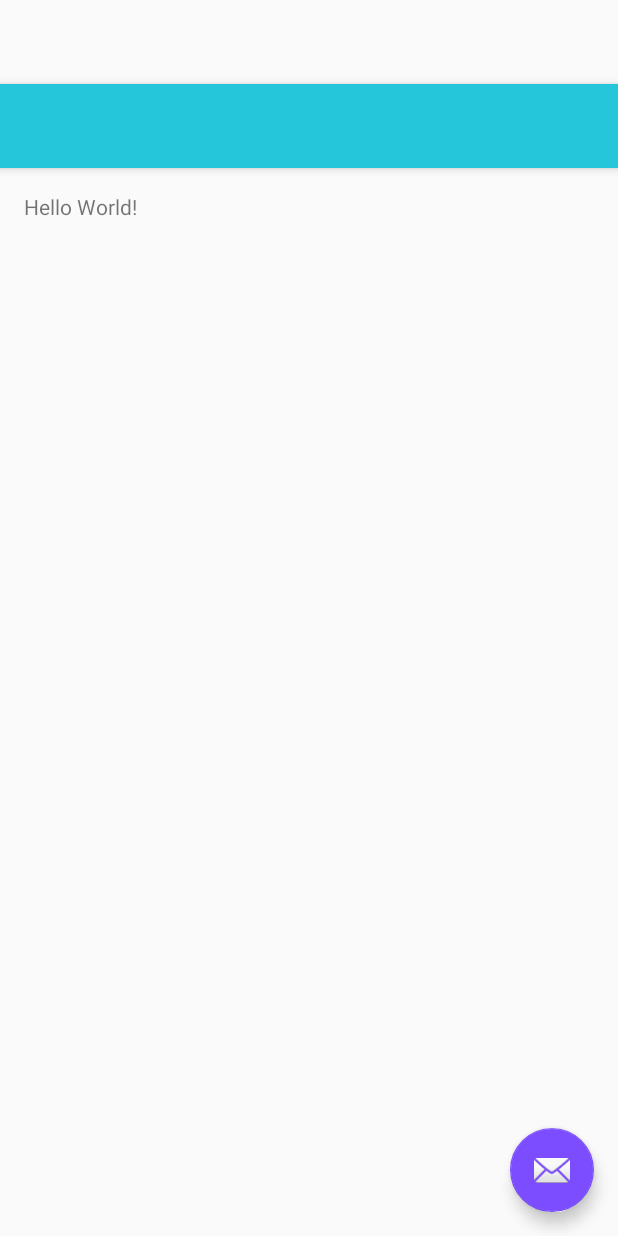
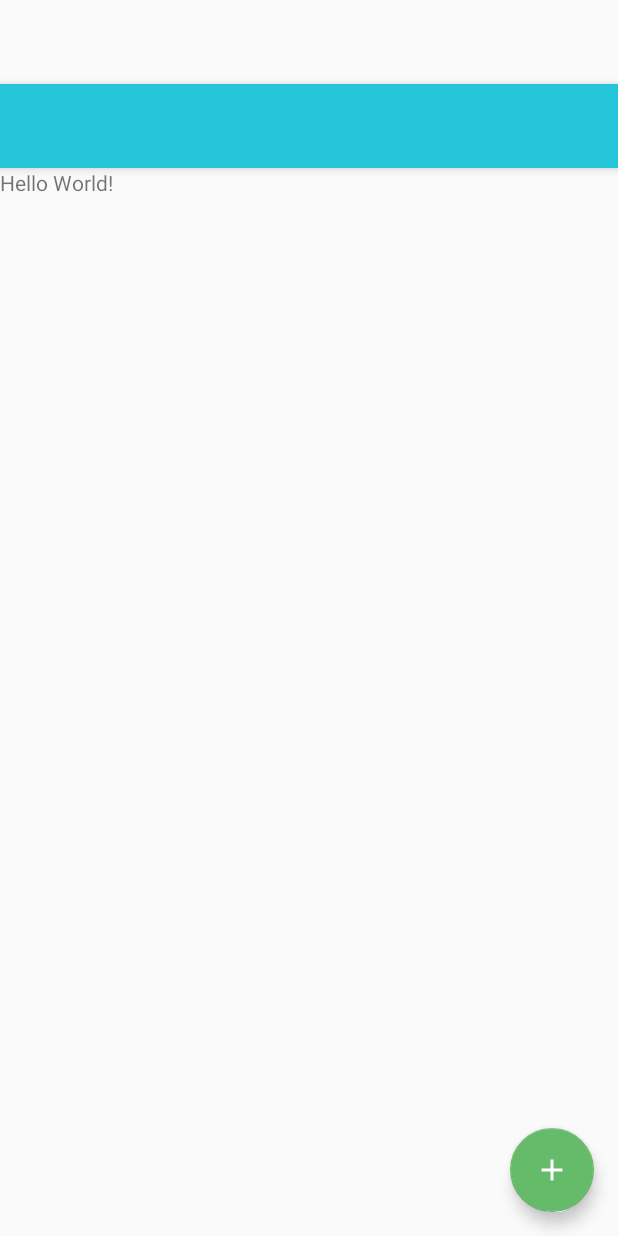
Before and after one commit to goinhasf/app_ibplanner, an Android app: the layout app_bar_main.xml on its own in the app's theme, with its tools: preview values and no code run, on a phone screen of 412 x 824 dp. Run offline under Robolectric (Android 15) with nearby library versions, the phone set to English and light mode, and no system bars.

Commit message:
Fix previous commit changes

```diff
--- a/ibstudyplanner/app/src/main/res/drawable/ic_add_black_24dp.xml
+++ b/ibstudyplanner/app/src/main/res/drawable/ic_add_black_24dp.xml
@@ -4,6 +4,6 @@
         android:viewportWidth="24.0"
         android:viewportHeight="24.0">
     <path
-        android:fillColor="#FF000000"
+        android:fillColor="@color/colorAddButFill"
         android:pathData="M19,13h-6v6h-2v-6H5v-2h6V5h2v6h6v2z"/>
 </vector>
--- a/ibstudyplanner/app/src/main/res/drawable/side_nav_bar.xml
+++ b/ibstudyplanner/app/src/main/res/drawable/side_nav_bar.xml
@@ -2,8 +2,8 @@
     android:shape="rectangle">
     <gradient
         android:angle="135"
-        android:centerColor="#4CAF50"
-        android:endColor="#2E7D32"
-        android:startColor="#81C784"
+        android:centerColor="#6bb1c1"
+        android:endColor="@color/colorPrimary"
+        android:startColor="@color/colorPrimaryDark"
         android:type="linear" />
 </shape>
--- a/ibstudyplanner/app/src/main/res/layout/app_bar_main.xml
+++ b/ibstudyplanner/app/src/main/res/layout/app_bar_main.xml
@@ -29,6 +29,6 @@
         android:layout_height="wrap_content"
         android:layout_gravity="bottom|end"
         android:layout_margin="@dimen/fab_margin"
-        app:srcCompat="@android:drawable/ic_dialog_email" />
+        android:src="@drawable/ic_add_black_24dp" />
 
 </android.support.design.widget.CoordinatorLayout>
--- a/ibstudyplanner/app/src/main/res/layout/content_main.xml
+++ b/ibstudyplanner/app/src/main/res/layout/content_main.xml
@@ -1,14 +1,11 @@
 <?xml version="1.0" encoding="utf-8"?>
-<RelativeLayout xmlns:android="http://schemas.android.com/apk/res/android"
+<LinearLayout xmlns:android="http://schemas.android.com/apk/res/android"
     xmlns:app="http://schemas.android.com/apk/res-auto"
     xmlns:tools="http://schemas.android.com/tools"
     android:id="@+id/content_main"
     android:layout_width="match_parent"
     android:layout_height="match_parent"
-    android:paddingBottom="@dimen/activity_vertical_margin"
-    android:paddingLeft="@dimen/activity_horizontal_margin"
-    android:paddingRight="@dimen/activity_horizontal_margin"
-    android:paddingTop="@dimen/activity_vertical_margin"
+    android:orientation="vertical"
     app:layout_behavior="@string/appbar_scrolling_view_behavior"
     tools:context="com.example.kiko.ibstudentplannerapp.MainActivity"
     tools:showIn="@layout/app_bar_main">
@@ -17,4 +14,4 @@
         android:layout_width="wrap_content"
         android:layout_height="wrap_content"
         android:text="Hello World!" />
-</RelativeLayout>
+</LinearLayout>
--- a/ibstudyplanner/app/src/main/res/values/colors.xml
+++ b/ibstudyplanner/app/src/main/res/values/colors.xml
@@ -2,5 +2,6 @@
 <resources>
     <color name="colorPrimary">#26c6da</color>
     <color name="colorPrimaryDark">#00838f</color>
-    <color name="colorAccent">#7c4dff</color>
+    <color name="colorAccent">#66bb6a</color>
+    <color name="colorAddButFill">#ffffff</color>
 </resources>
```
